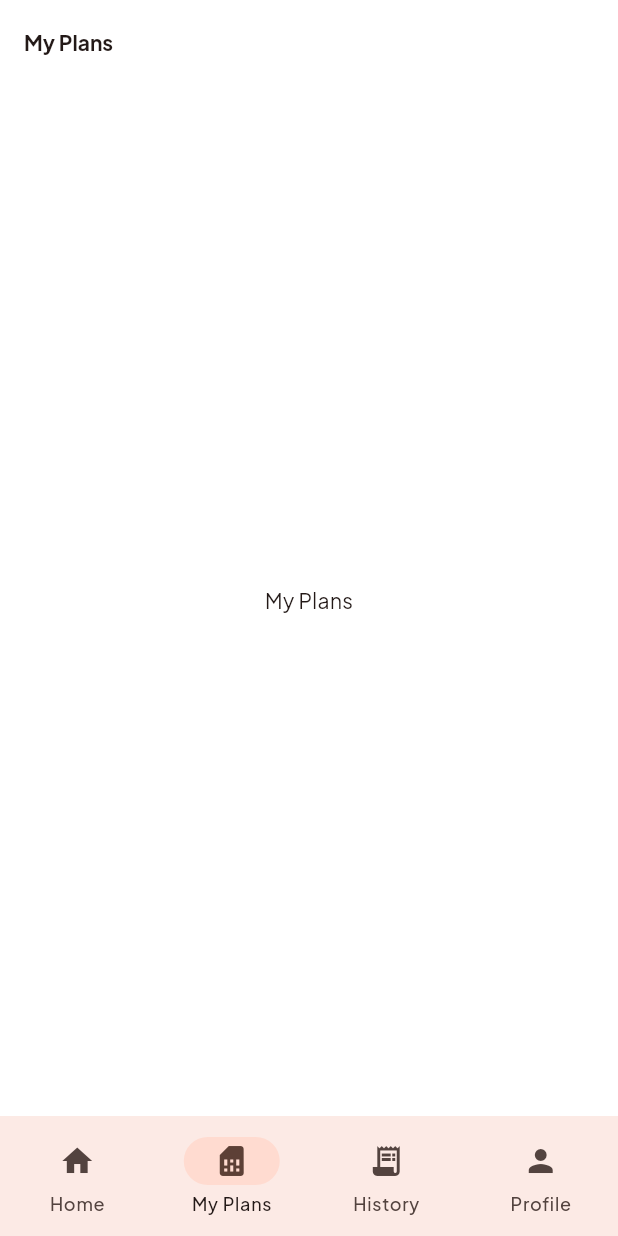
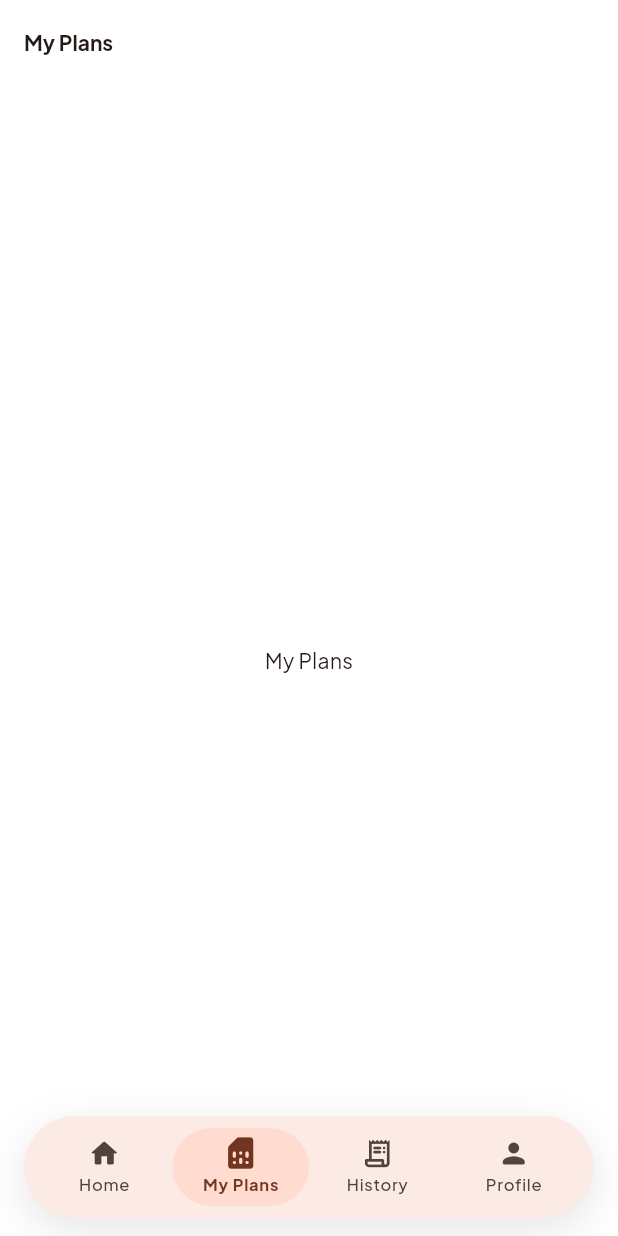
Before and after one commit to R2osters/sally-made-africa, a Flutter app: the screen it shows after launch, item 2 of the bottom bar chosen, on a phone screen of 412 x 824 dp. Run offline on Flutter 3.47's test engine with Material 3 defaults, Android fonts, the phone set to English and light mode, and no system bars; our stand-ins replace flutter_animate, flutter_riverpod, go_router, google_fonts, shared_preferences, supabase_flutter; accounts and stored records are empty; generated files the repository leaves out were written again.

Commit message:
feat(nav): floating animated pill bottom bar

```diff
--- a/lib/shared/widgets/app_scaffold.dart
+++ b/lib/shared/widgets/app_scaffold.dart
@@ -2,6 +2,8 @@
 import 'package:flutter/material.dart';
 import 'package:flutter_gen/gen_l10n/app_localizations.dart';
 import 'package:go_router/go_router.dart';
+
+import '../../core/theme/app_spacing.dart';
 
 class AppScaffold extends StatelessWidget {
   final StatefulNavigationShell navigationShell;
@@ -11,23 +13,111 @@ class AppScaffold extends StatelessWidget {
   @override
   Widget build(BuildContext context) {
     final l10n = AppLocalizations.of(context)!;
+    final items = <({IconData icon, String label})>[
+      (icon: Icons.home_rounded, label: l10n.homeTab),
+      (icon: Icons.sim_card_rounded, label: l10n.myPlansTab),
+      (icon: Icons.receipt_long_rounded, label: l10n.historyTab),
+      (icon: Icons.person_rounded, label: l10n.profileTab),
+    ];
+    final scheme = Theme.of(context).colorScheme;
+
     return Scaffold(
+      extendBody: true,
       body: navigationShell,
-      bottomNavigationBar: NavigationBar(
-        selectedIndex: navigationShell.currentIndex,
-        onDestinationSelected: (index) => navigationShell.goBranch(
-          index,
-          initialLocation: index == navigationShell.currentIndex,
+      bottomNavigationBar: SafeArea(
+        minimum: const EdgeInsets.fromLTRB(
+            AppSpacing.lg, 0, AppSpacing.lg, AppSpacing.md),
+        child: Container(
+          height: 68,
+          decoration: BoxDecoration(
+            color: scheme.surfaceContainer,
+            borderRadius: BorderRadius.circular(AppRadius.pill),
+            boxShadow: [
+              BoxShadow(
+                color: Colors.black.withOpacity(0.10),
+                blurRadius: 24,
+                offset: const Offset(0, 8),
+              ),
+            ],
+          ),
+          padding: const EdgeInsets.all(AppSpacing.sm),
+          child: Row(
+            children: [
+              for (var i = 0; i < items.length; i++)
+                Expanded(
+                  child: _NavItem(
+                    icon: items[i].icon,
+                    label: items[i].label,
+                    selected: navigationShell.currentIndex == i,
+                    onTap: () => navigationShell.goBranch(
+                      i,
+                      initialLocation: i == navigationShell.currentIndex,
+                    ),
+                  ),
+                ),
+            ],
+          ),
         ),
-        destinations: [
-          NavigationDestination(icon: const Icon(Icons.home), label: l10n.homeTab),
-          NavigationDestination(
-              icon: const Icon(Icons.sim_card), label: l10n.myPlansTab),
-          NavigationDestination(
-              icon: const Icon(Icons.receipt_long), label: l10n.historyTab),
-          NavigationDestination(icon: const Icon(Icons.person), label: l10n.profileTab),
-        ],
       ),
     );
   }
 }
+
+class _NavItem extends StatelessWidget {
+  final IconData icon;
+  final String label;
+  final bool selected;
+  final VoidCallback onTap;
+
+  const _NavItem({
+    required this.icon,
+    required this.label,
+    required this.selected,
+    required this.onTap,
+  });
+
+  @override
+  Widget build(BuildContext context) {
+    final scheme = Theme.of(context).colorScheme;
+    return InkWell(
+      onTap: onTap,
+      borderRadius: BorderRadius.circular(AppRadius.pill),
+      child: AnimatedContainer(
+        duration: const Duration(milliseconds: 250),
+        curve: Curves.easeOutCubic,
+        decoration: BoxDecoration(
+          color: selected ? scheme.primaryContainer : Colors.transparent,
+          borderRadius: BorderRadius.circular(AppRadius.pill),
+        ),
+        child: Column(
+          mainAxisAlignment: MainAxisAlignment.center,
+          children: [
+            AnimatedScale(
+              scale: selected ? 1.15 : 1.0,
+              duration: const Duration(milliseconds: 250),
+              curve: Curves.easeOutCubic,
+              child: Icon(
+                icon,
+                size: 22,
+                color: selected
+                    ? scheme.onPrimaryContainer
+                    : scheme.onSurfaceVariant,
+              ),
+            ),
+            const SizedBox(height: 2),
+            AnimatedDefaultTextStyle(
+              duration: const Duration(milliseconds: 250),
+              style: Theme.of(context).textTheme.labelSmall!.copyWith(
+                    fontWeight: selected ? FontWeight.w700 : FontWeight.w500,
+                    color: selected
+                        ? scheme.onPrimaryContainer
+                        : scheme.onSurfaceVariant,
+                  ),
+              child: Text(label, maxLines: 1, overflow: TextOverflow.ellipsis),
+            ),
+          ],
+        ),
+      ),
+    );
+  }
+}
```
Also changed, not shown: 1 other file.
